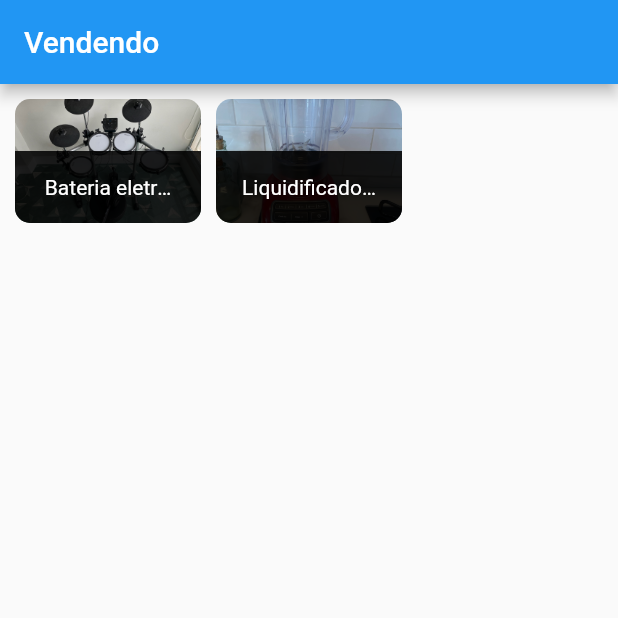
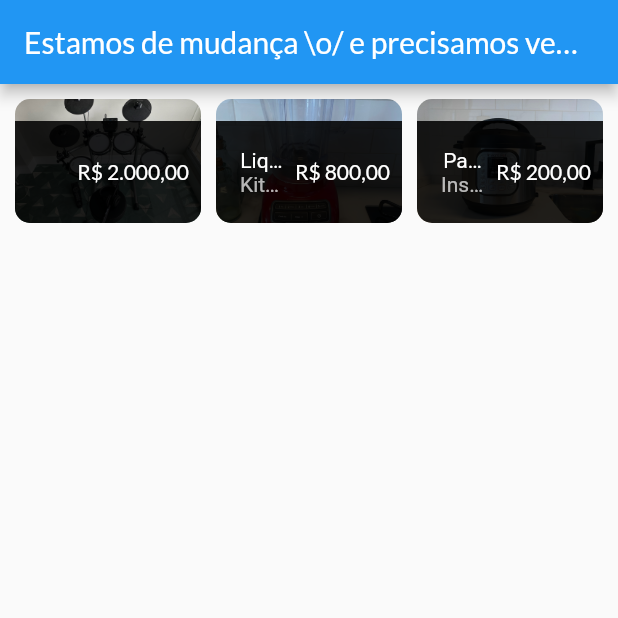
Before and after one commit to finxster/sell_my_things, a Flutter app: the screen it shows after launch, on a phone screen of 412 x 824 dp, the top half of it. Run offline on Flutter 3.47's test engine with Material 2 defaults, Android fonts, the phone set to English and light mode, and no system bars.

Commit message:
melhorias no layout e adicionando mais itens

```diff
--- a/lib/thing_item.dart
+++ b/lib/thing_item.dart
@@ -1,4 +1,5 @@
 import 'package:flutter/material.dart';
+import 'package:intl/intl.dart';
 import 'package:sell_my_things/thing.dart';
 
 class ThingItem extends StatelessWidget {
@@ -42,9 +43,21 @@ class ThingItem extends StatelessWidget {
 //                      .secondary,
 //                ),
 //          ),
-          title: Text(
-            thing.title,
-            textAlign: TextAlign.center,
+          trailing: Text(
+            NumberFormat.simpleCurrency(
+              decimalDigits: 2,
+              locale: 'pt_BR',
+            ).format(thing.price),
+            style: const TextStyle(color: Colors.white),
+          ),
+          subtitle: Text(thing.description),
+          title: Column(
+            children: [
+              Text(
+                thing.title,
+                textAlign: TextAlign.center,
+              ),
+            ],
           ),
 //          trailing: IconButton(
 //            icon: const Icon(Icons.shopping_cart),
--- a/lib/things_provider.dart
+++ b/lib/things_provider.dart
@@ -5,7 +5,7 @@ class ThingsProvider with ChangeNotifier {
   final List<Thing> _things = [
     Thing(
       id: 't1',
-      title: 'Bateria eletrônica Siemes SD350',
+      title: 'Bateria eletrônica Simmons SD350',
       description: 'Bateria eletrônica usada poucas vezes',
       price: 2000.00,
       thumbUrl:
@@ -16,11 +16,22 @@ class ThingsProvider with ChangeNotifier {
     ),
     Thing(
       id: 't2',
-      title: 'Liquidificador Kitchen Aid',
-      description: 'Liquidificador Kitchen Aid',
+      title: 'Liquidificador',
+      description: 'Kitchen Aid',
       price: 800.00,
       thumbUrl:
       'assets/images/IMG_9562.png',
+      imagesUrl: [
+        'https://cdn.pixabay.com/photo/2016/10/02/22/17/red-t-shirt-1710578_1280.jpg'
+      ],
+    ),
+    Thing(
+      id: 't3',
+      title: 'Panela elétrica',
+      description: 'Instant Pot',
+      price: 200.00,
+      thumbUrl:
+      'assets/images/IMG_9548.png',
       imagesUrl: [
         'https://cdn.pixabay.com/photo/2016/10/02/22/17/red-t-shirt-1710578_1280.jpg'
       ],
--- a/lib/things_screen.dart
+++ b/lib/things_screen.dart
@@ -8,7 +8,7 @@ class ThingsScreen extends StatelessWidget {
   Widget build(BuildContext context) {
     return Scaffold(
       appBar: AppBar(
-        title: const Text('Vendendo'),
+        title: const Text('Estamos de mudança \\o/ e precisamos vender esses itens:'),
       ),
       body: const ThingsGrid(),
     );
--- a/pubspec.yaml
+++ b/pubspec.yaml
@@ -30,6 +30,7 @@ dependencies:
   flutter:
     sdk: flutter
   provider: ^6.0.2
+  intl: ^0.17.0
 
 
   # The following adds the Cupertino Icons font to your application.
```
Also changed, not shown: lib/main.dart (+1 -85 lines), assets/images/IMG_9548.png (added), pubspec.lock, 1 other file.
